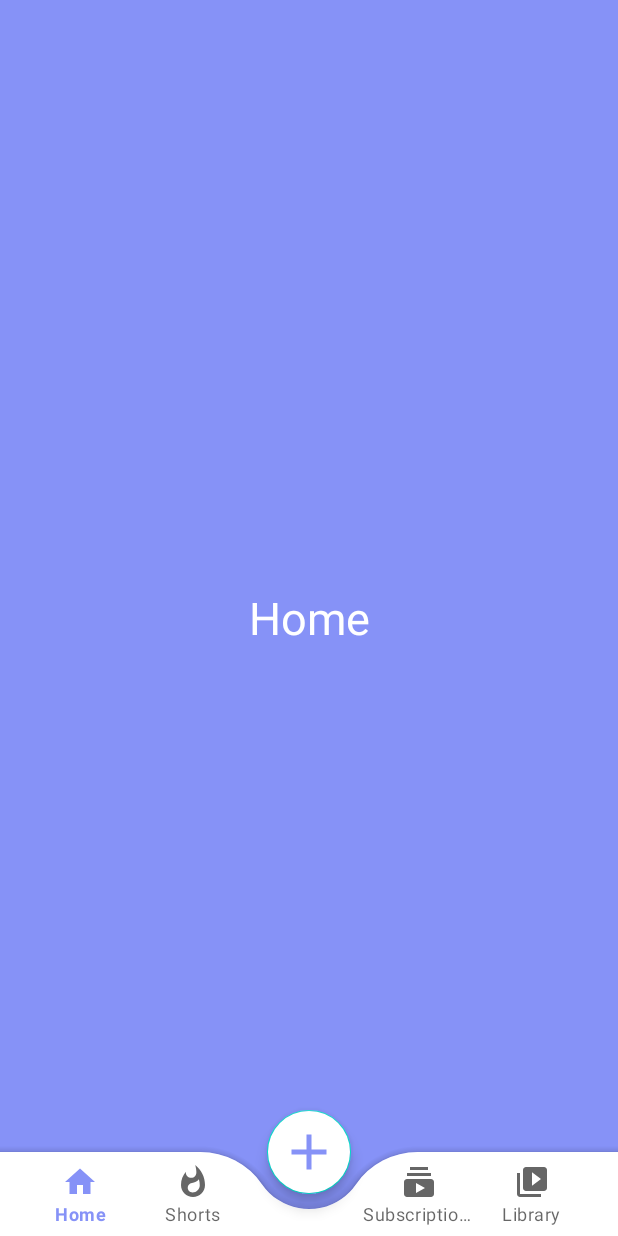
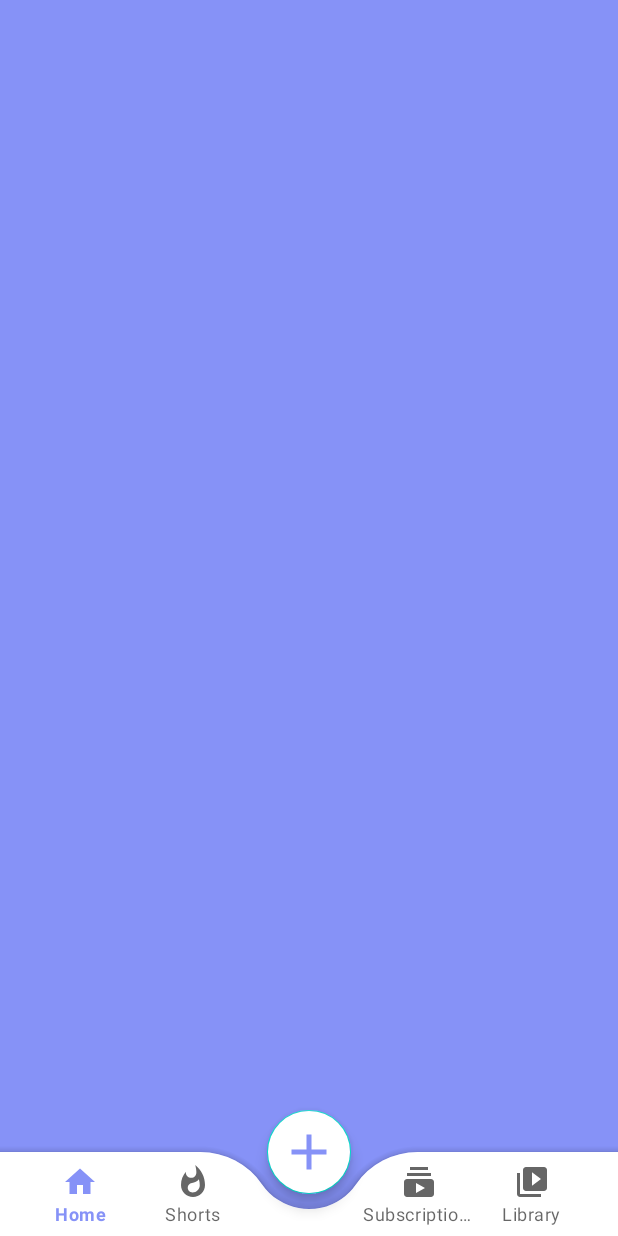
Before and after one commit to Efty34/InFoo-1.0-Software-Project, an Android app: the screen it shows after launch (MainActivity), on a phone screen of 412 x 824 dp. Run offline under Robolectric (Android 15) with nearby library versions, the phone set to English and light mode, and no system bars.

```diff
--- a/app/src/main/res/layout/fragment_home.xml
+++ b/app/src/main/res/layout/fragment_home.xml
@@ -6,13 +6,5 @@
     android:background="@color/lavender"
     tools:context=".HomeFragment">
 
-    <!-- TODO: Update blank fragment layout -->
-    <TextView
-        android:layout_width="match_parent"
-        android:layout_height="match_parent"
-        android:text="Home"
-        android:gravity="center"
-        android:textSize="30sp"
-        android:textColor="@color/white"/>
 
 </FrameLayout>
--- a/app/src/main/res/values/colors.xml
+++ b/app/src/main/res/values/colors.xml
@@ -8,5 +8,6 @@
     <color name="black">#FF000000</color>
     <color name="white">#FFFFFFFF</color>
     <color name="lavender">#8692f7</color>
+    <color name="purplelight">#E5BDFF</color>
 
 </resources>
```
Also changed, not shown: app/src/main/res/drawable/search_edit_background.xml (added, +11 -0 lines), app/src/main/res/drawable/search.png (added).
